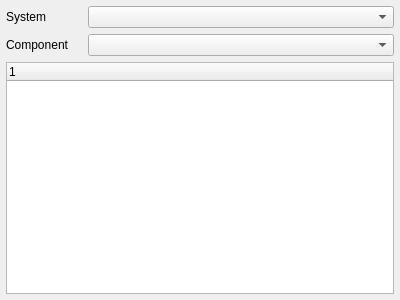
The window that src/ui/QGCMAVLinkInspector.ui (mpaperno/qgroundcontrol_aq) describes before a commit, drawn with Qt 5.
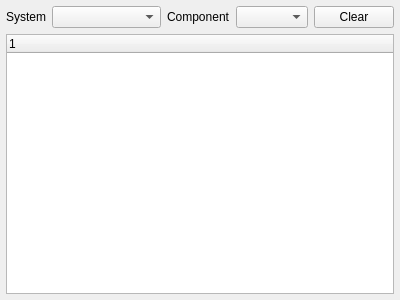
The same window after the commit.

```diff
--- a/src/ui/QGCMAVLinkInspector.ui
+++ b/src/ui/QGCMAVLinkInspector.ui
@@ -13,19 +13,10 @@
   <property name="windowTitle">
    <string>Form</string>
   </property>
-  <layout class="QGridLayout" name="gridLayout" columnstretch="2,8">
+  <layout class="QGridLayout" name="gridLayout" columnstretch="2,8,0,0,0">
    <property name="margin">
     <number>6</number>
    </property>
-   <item row="2" column="0" colspan="2">
-    <widget class="QTreeWidget" name="treeWidget">
-     <column>
-      <property name="text">
-       <string notr="true">1</string>
-      </property>
-     </column>
-    </widget>
-   </item>
    <item row="0" column="0">
     <widget class="QLabel" name="label">
      <property name="text">
@@ -36,16 +27,32 @@
    <item row="0" column="1">
     <widget class="QComboBox" name="systemComboBox"/>
    </item>
-   <item row="1" column="1">
+   <item row="0" column="3">
     <widget class="QComboBox" name="componentComboBox"/>
    </item>
-   <item row="1" column="0">
+   <item row="0" column="2">
     <widget class="QLabel" name="label_2">
      <property name="text">
       <string>Component</string>
      </property>
     </widget>
    </item>
+   <item row="0" column="4">
+    <widget class="QPushButton" name="clearButton">
+     <property name="text">
+      <string>Clear</string>
+     </property>
+    </widget>
+   </item>
+   <item row="2" column="0" colspan="5">
+    <widget class="QTreeWidget" name="treeWidget">
+     <column>
+      <property name="text">
+       <string notr="true">1</string>
+      </property>
+     </column>
+    </widget>
+   </item>
   </layout>
  </widget>
  <resources/>
```
